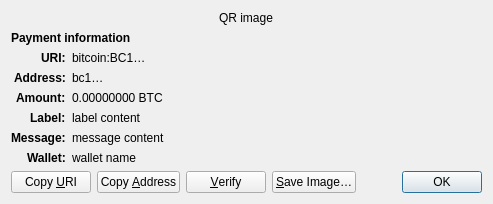
Before: the Qt Designer form src/qt/forms/receiverequestdialog.ui in quantumbtc/bitquan, drawn with Qt 5.
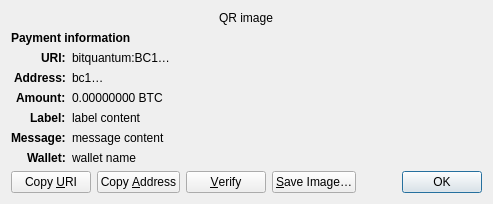
After: the same form once the commit is applied. Custom widgets are drawn as their Qt base class.

The edit to the form file:
```diff
--- a/src/qt/forms/receiverequestdialog.ui
+++ b/src/qt/forms/receiverequestdialog.ui
@@ -65,7 +65,7 @@
    <item row="2" column="1" alignment="Qt::AlignTop">
     <widget class="QLabel" name="uri_content">
      <property name="text">
-      <string notr="true">bitcoin:BC1…</string>
+      <string notr="true">bitquantum:BC1…</string>
      </property>
      <property name="textFormat">
       <enum>Qt::RichText</enum>
```
